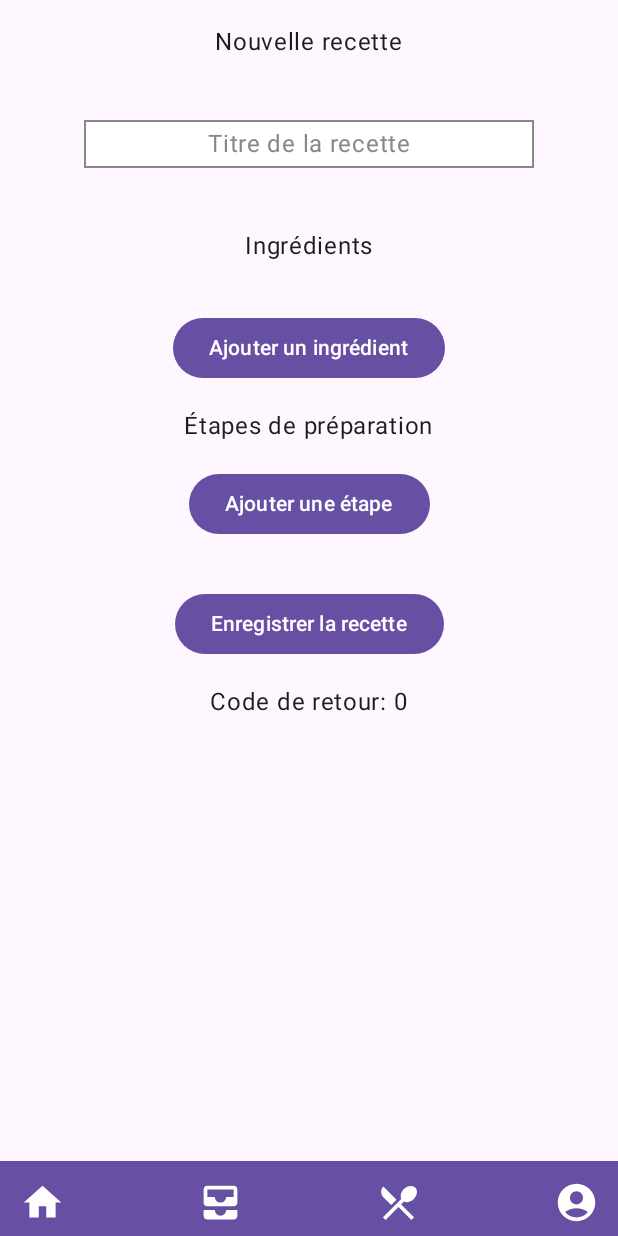
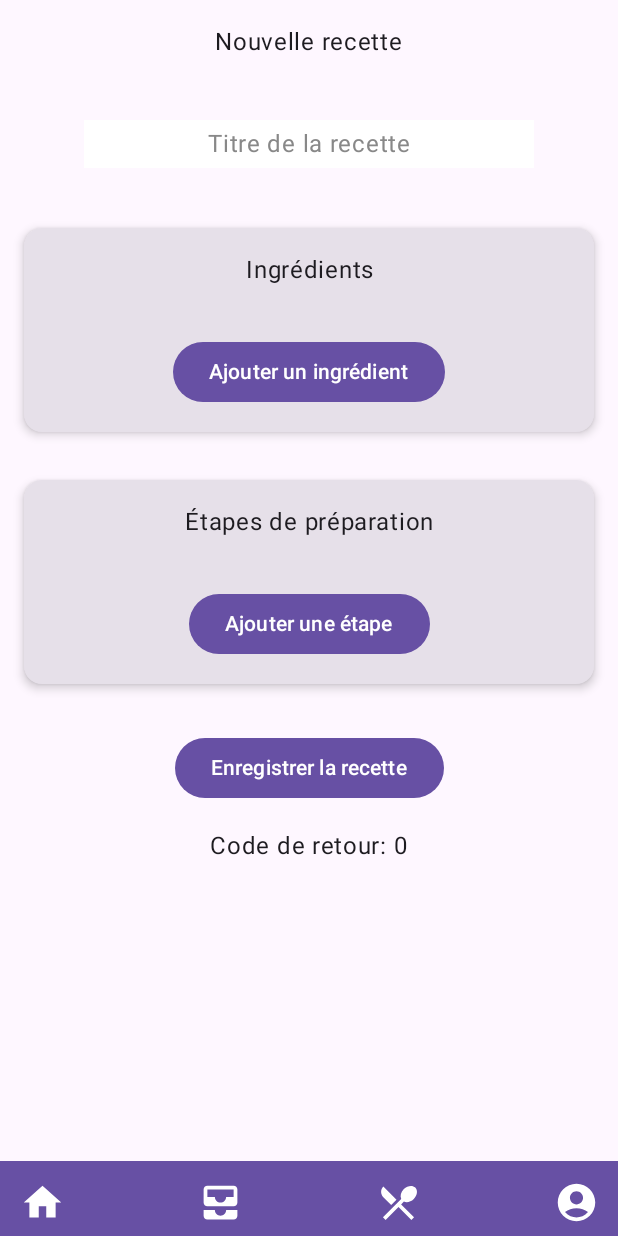
Before and after one commit to CedricSanchezGithub/Bagueton_Client, an Android app built with Jetpack Compose: the CreateRecipeScreen screen opened through its navigation route, after a tap on "Supprimer", on a phone screen of 412 x 824 dp. Run offline under Robolectric (Android 15) with nearby library versions, the phone set to English and light mode, and no system bars; network calls fail; pictures from the network do not load; 1 other tap on this screen came first.

Commit message:
maj divers

```diff
--- a/app/src/main/java/com/c3dev/bagueton/ui/ui/screens/recipes/CreateRecipeScreen.kt
+++ b/app/src/main/java/com/c3dev/bagueton/ui/ui/screens/recipes/CreateRecipeScreen.kt
@@ -15,6 +15,8 @@ import androidx.compose.foundation.text.BasicTextField
 import androidx.compose.foundation.text.KeyboardOptions
 import androidx.compose.foundation.verticalScroll
 import androidx.compose.material3.Button
+import androidx.compose.material3.Card
+import androidx.compose.material3.CardDefaults
 import androidx.compose.material3.MaterialTheme
 import androidx.compose.material3.Scaffold
 import androidx.compose.material3.Surface
@@ -76,22 +78,26 @@ fun CreateRecipeScreen(
                     baguetonViewModel.titleRecipe.value = newTitle
                 },
             )
+            Card(
+                modifier = Modifier.padding(16.dp),
+                elevation = CardDefaults.cardElevation(defaultElevation = 4.dp),){
+                Column(
+                    modifier = Modifier.fillMaxWidth(),
+                    horizontalAlignment = Alignment.CenterHorizontally
+                ) {
                     Text(text = stringResource(id = R.string.ingredient),
-                modifier = Modifier.padding(16.dp))
+                        modifier = Modifier.padding(16.dp).width(300.dp), textAlign = TextAlign.Center)
                     for ((index, ingredient) in baguetonViewModel.ingredientsList.withIndex()) {
                         IngredientInput(
                             ingredient = ingredient,
                             onIngredientChange = { newIngredient ->
-                        println("Updating ingredient at index $index to $newIngredient")
                                 baguetonViewModel.updateIngredient(index, newIngredient, ingredient.quantity ?: "")
                             },
                             onQuantityChange = { newQuantity ->
                                 val filteredQuantity = newQuantity.filter { it.isDigit() }
-                        println("Updating quantity at index $index to $filteredQuantity")
                                 baguetonViewModel.updateIngredient(index, ingredient.ingredient ?: "", filteredQuantity)
                             },
                             onDelete = {
-                        println("Deleting ingredient at index $index")
                                 baguetonViewModel.ingredientsList.removeAt(index)
                             }
                         )
@@ -101,9 +107,20 @@ fun CreateRecipeScreen(
                     ) {
                         Text(stringResource(id = R.string.add_ingredient))
                     }
+                }
+            }
 
+            Card(
+                modifier = Modifier.padding(16.dp),
+                elevation = CardDefaults.cardElevation(defaultElevation = 4.dp),
+                ) {
+                Column(
+                    modifier = Modifier.fillMaxWidth(),
+                    horizontalAlignment = Alignment.CenterHorizontally
+                ) {
+                    Text(text = stringResource(id = R.string.step_recipe),
+                        modifier = Modifier.padding(16.dp), textAlign = TextAlign.Center)
 
-            Text(text = stringResource(id = R.string.step_recipe))
                     for ((index, step) in baguetonViewModel.stepsList.withIndex()) {
                         StepInput(
                             step = step,
@@ -117,10 +134,13 @@ fun CreateRecipeScreen(
                             }
                         )
                     }
-            Button(onClick = { baguetonViewModel.addStep() },
+                    Button(
+                        onClick = { baguetonViewModel.addStep() },
                         modifier = Modifier.padding(16.dp)
                     ) {
                         Text(stringResource(id = R.string.add_step))
+                    }
+                }
             }
             Spacer(modifier = Modifier.height(16.dp))
 
@@ -157,7 +177,6 @@ fun TitleInput(
             modifier = Modifier
                 .align(Alignment.CenterHorizontally)
                 .padding(8.dp)
-                .border(1.dp, Color.Gray)
                 .width(300.dp)
                 .background(Color.White)
                 .onFocusChanged { focusState ->
```
Lines whose indentation alone changed are shown as unchanged.
